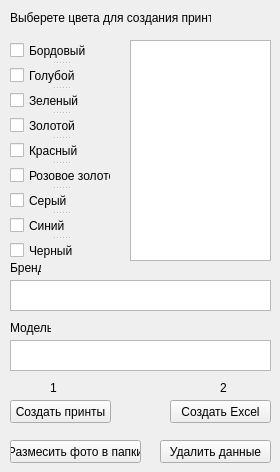
First picture: the form in WB/MakeBookPrint/MakeBookPrintUi.ui, repository gora5624/Python, before the edit.
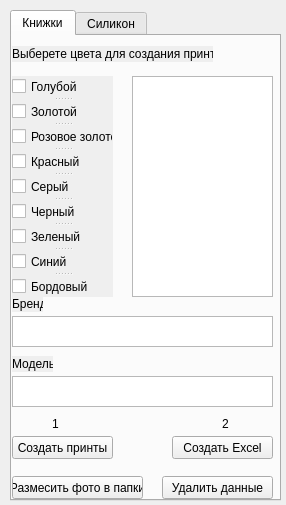
Second picture: the form after the edit.

Patch:
```diff
--- a/WB/MakeBookPrint/MakeBookPrintUi.ui
+++ b/WB/MakeBookPrint/MakeBookPrintUi.ui
@@ -6,17 +6,33 @@
    <rect>
     <x>0</x>
     <y>0</y>
-    <width>280</width>
-    <height>472</height>
+    <width>286</width>
+    <height>505</height>
    </rect>
   </property>
   <property name="windowTitle">
    <string>Form</string>
   </property>
+  <widget class="QTabWidget" name="tabWidget">
+   <property name="geometry">
+    <rect>
+     <x>10</x>
+     <y>10</y>
+     <width>271</width>
+     <height>491</height>
+    </rect>
+   </property>
+   <property name="currentIndex">
+    <number>0</number>
+   </property>
+   <widget class="QWidget" name="tabBook">
+    <attribute name="title">
+     <string>Книжки</string>
+    </attribute>
   <widget class="QPushButton" name="CreatePrint">
    <property name="geometry">
     <rect>
-     <x>10</x>
+       <x>0</x>
      <y>400</y>
      <width>101</width>
      <height>23</height>
@@ -26,26 +42,10 @@
     <string>Создать принты</string>
    </property>
   </widget>
-  <widget class="QLabel" name="label">
-   <property name="geometry">
-    <rect>
-     <x>10</x>
-     <y>10</y>
-     <width>201</width>
-     <height>16</height>
-    </rect>
-   </property>
-   <property name="autoFillBackground">
-    <bool>true</bool>
-   </property>
-   <property name="text">
-    <string>Выберете цвета для создания принтов</string>
-   </property>
-  </widget>
   <widget class="QSplitter" name="splitterColor">
    <property name="geometry">
     <rect>
-     <x>10</x>
+       <x>0</x>
      <y>40</y>
      <width>101</width>
      <height>221</height>
@@ -72,157 +72,56 @@
    <property name="opaqueResize">
     <bool>true</bool>
    </property>
-   <widget class="QCheckBox" name="checkBox_1_Vinous">
-    <property name="text">
-     <string>Бордовый</string>
-    </property>
-   </widget>
    <widget class="QCheckBox" name="checkBox_2_SkyBlue">
     <property name="text">
      <string>Голубой</string>
     </property>
    </widget>
-   <widget class="QCheckBox" name="checkBox_3_Green">
-    <property name="text">
-     <string>Зеленый</string>
-    </property>
-   </widget>
    <widget class="QCheckBox" name="checkBox_4_Gold">
     <property name="text">
      <string>Золотой</string>
     </property>
    </widget>
-   <widget class="QCheckBox" name="checkBox_5_Red">
-    <property name="text">
-     <string>Красный</string>
-    </property>
-   </widget>
    <widget class="QCheckBox" name="checkBox_6_Pink">
     <property name="text">
      <string>Розовое золото</string>
     </property>
    </widget>
+     <widget class="QCheckBox" name="checkBox_5_Red">
+      <property name="text">
+       <string>Красный</string>
+      </property>
+     </widget>
    <widget class="QCheckBox" name="checkBox_7_Grey">
     <property name="text">
      <string>Серый</string>
     </property>
    </widget>
-   <widget class="QCheckBox" name="checkBox_8_Blue">
-    <property name="text">
-     <string>Синий</string>
-    </property>
-   </widget>
    <widget class="QCheckBox" name="checkBox_9_Black">
     <property name="text">
      <string>Черный</string>
     </property>
    </widget>
-  </widget>
-  <widget class="QTextEdit" name="textEditModel">
-   <property name="geometry">
-    <rect>
-     <x>10</x>
-     <y>340</y>
-     <width>261</width>
-     <height>31</height>
-    </rect>
-   </property>
-  </widget>
-  <widget class="QTextEdit" name="textEditBrand">
-   <property name="geometry">
-    <rect>
-     <x>10</x>
-     <y>280</y>
-     <width>261</width>
-     <height>31</height>
-    </rect>
-   </property>
-  </widget>
-  <widget class="QLabel" name="label_2">
-   <property name="geometry">
-    <rect>
-     <x>10</x>
-     <y>260</y>
-     <width>31</width>
-     <height>16</height>
-    </rect>
-   </property>
-   <property name="autoFillBackground">
-    <bool>true</bool>
-   </property>
+     <widget class="QCheckBox" name="checkBox_3_Green">
    <property name="text">
-    <string>Бренд</string>
-   </property>
-  </widget>
-  <widget class="QLabel" name="label_3">
-   <property name="geometry">
-    <rect>
-     <x>10</x>
-     <y>320</y>
-     <width>41</width>
-     <height>16</height>
-    </rect>
-   </property>
-   <property name="autoFillBackground">
-    <bool>true</bool>
-   </property>
+       <string>Зеленый</string>
+      </property>
+     </widget>
+     <widget class="QCheckBox" name="checkBox_8_Blue">
    <property name="text">
-    <string>Модель</string>
-   </property>
-  </widget>
-  <widget class="QTextBrowser" name="textLog">
-   <property name="geometry">
-    <rect>
-     <x>130</x>
-     <y>40</y>
-     <width>141</width>
-     <height>221</height>
-    </rect>
-   </property>
-  </widget>
-  <widget class="QLabel" name="label_4">
-   <property name="geometry">
-    <rect>
-     <x>50</x>
-     <y>380</y>
-     <width>16</width>
-     <height>16</height>
-    </rect>
-   </property>
+       <string>Синий</string>
+      </property>
+     </widget>
+     <widget class="QCheckBox" name="checkBox_1_Vinous">
    <property name="text">
-    <string>1</string>
-   </property>
-  </widget>
-  <widget class="QLabel" name="label_5">
-   <property name="geometry">
-    <rect>
-     <x>220</x>
-     <y>380</y>
-     <width>16</width>
-     <height>16</height>
-    </rect>
-   </property>
-   <property name="text">
-    <string>2</string>
-   </property>
-  </widget>
-  <widget class="QPushButton" name="CreateExcel">
-   <property name="geometry">
-    <rect>
-     <x>170</x>
-     <y>400</y>
-     <width>101</width>
-     <height>23</height>
-    </rect>
-   </property>
-   <property name="text">
-    <string>Создать Excel</string>
-   </property>
+       <string>Бордовый</string>
+      </property>
+     </widget>
   </widget>
   <widget class="QPushButton" name="DeleteImage">
    <property name="geometry">
     <rect>
-     <x>160</x>
+       <x>150</x>
      <y>440</y>
      <width>111</width>
      <height>23</height>
@@ -232,10 +131,20 @@
     <string>Удалить данные</string>
    </property>
   </widget>
+    <widget class="QTextEdit" name="textEditModel">
+     <property name="geometry">
+      <rect>
+       <x>0</x>
+       <y>340</y>
+       <width>261</width>
+       <height>31</height>
+      </rect>
+     </property>
+    </widget>
   <widget class="QPushButton" name="CreateImageFolderForWB">
    <property name="geometry">
     <rect>
-     <x>10</x>
+       <x>0</x>
      <y>440</y>
      <width>131</width>
      <height>23</height>
@@ -244,6 +153,120 @@
    <property name="text">
     <string>Размесить фото в папки</string>
    </property>
+    </widget>
+    <widget class="QLabel" name="label_5">
+     <property name="geometry">
+      <rect>
+       <x>210</x>
+       <y>380</y>
+       <width>16</width>
+       <height>16</height>
+      </rect>
+     </property>
+     <property name="text">
+      <string>2</string>
+     </property>
+    </widget>
+    <widget class="QPushButton" name="CreateExcel">
+     <property name="geometry">
+      <rect>
+       <x>160</x>
+       <y>400</y>
+       <width>101</width>
+       <height>23</height>
+      </rect>
+     </property>
+     <property name="text">
+      <string>Создать Excel</string>
+     </property>
+    </widget>
+    <widget class="QLabel" name="label">
+     <property name="geometry">
+      <rect>
+       <x>0</x>
+       <y>10</y>
+       <width>201</width>
+       <height>16</height>
+      </rect>
+     </property>
+     <property name="autoFillBackground">
+      <bool>true</bool>
+     </property>
+     <property name="text">
+      <string>Выберете цвета для создания принтов</string>
+     </property>
+    </widget>
+    <widget class="QLabel" name="label_4">
+     <property name="geometry">
+      <rect>
+       <x>40</x>
+       <y>380</y>
+       <width>16</width>
+       <height>16</height>
+      </rect>
+     </property>
+     <property name="text">
+      <string>1</string>
+     </property>
+    </widget>
+    <widget class="QTextBrowser" name="textLog">
+     <property name="geometry">
+      <rect>
+       <x>120</x>
+       <y>40</y>
+       <width>141</width>
+       <height>221</height>
+      </rect>
+     </property>
+    </widget>
+    <widget class="QLabel" name="label_3">
+     <property name="geometry">
+      <rect>
+       <x>0</x>
+       <y>320</y>
+       <width>41</width>
+       <height>16</height>
+      </rect>
+     </property>
+     <property name="autoFillBackground">
+      <bool>true</bool>
+     </property>
+     <property name="text">
+      <string>Модель</string>
+     </property>
+    </widget>
+    <widget class="QLabel" name="label_2">
+     <property name="geometry">
+      <rect>
+       <x>0</x>
+       <y>260</y>
+       <width>31</width>
+       <height>16</height>
+      </rect>
+     </property>
+     <property name="autoFillBackground">
+      <bool>true</bool>
+     </property>
+     <property name="text">
+      <string>Бренд</string>
+     </property>
+    </widget>
+    <widget class="QTextEdit" name="textEditBrand">
+     <property name="geometry">
+      <rect>
+       <x>0</x>
+       <y>280</y>
+       <width>261</width>
+       <height>31</height>
+      </rect>
+     </property>
+    </widget>
+   </widget>
+   <widget class="QWidget" name="tabSilicon">
+    <attribute name="title">
+     <string>Силикон</string>
+    </attribute>
+   </widget>
   </widget>
  </widget>
  <resources/>
```
Lines whose indentation alone changed are shown as unchanged.
